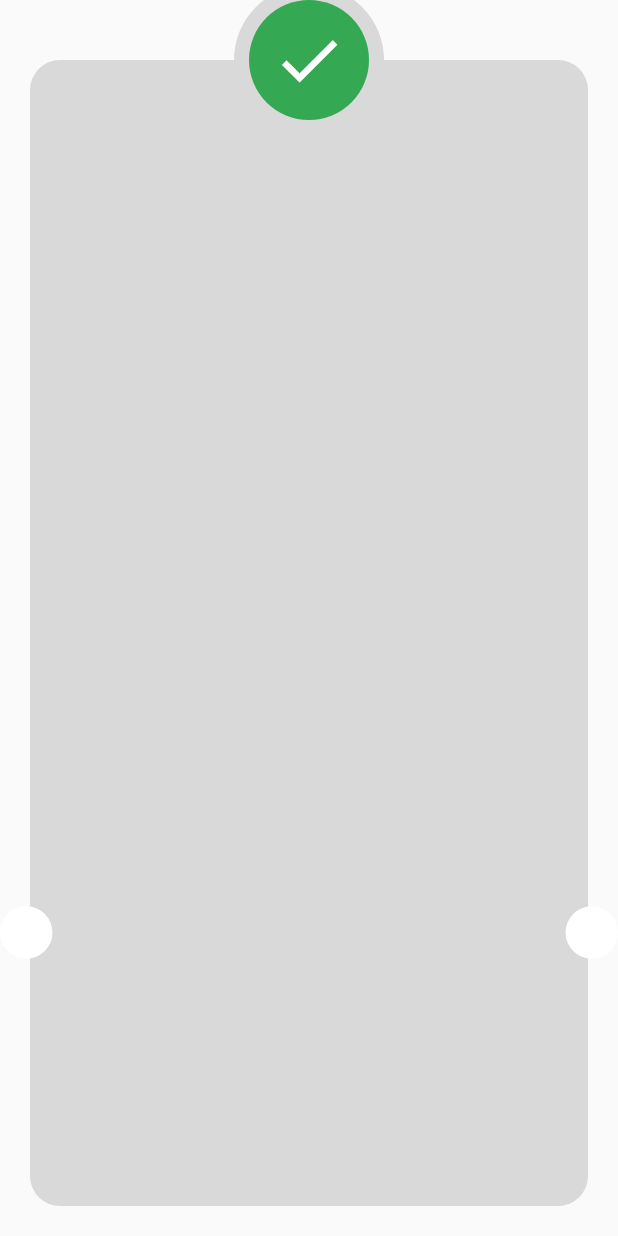
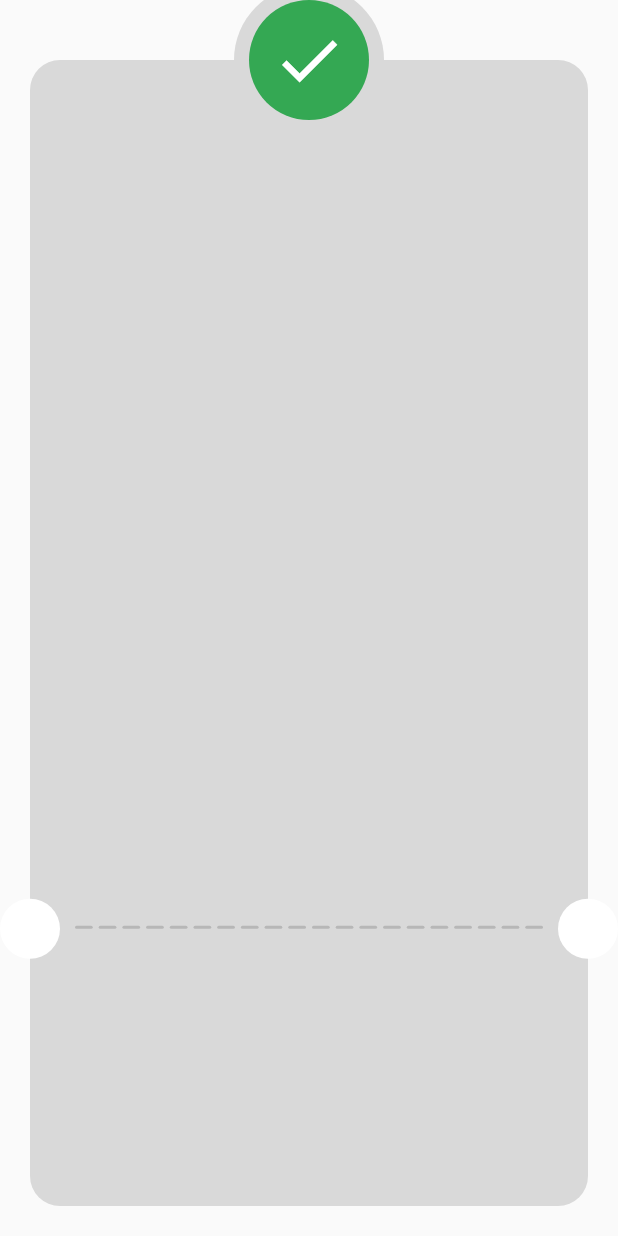
Before and after one commit to George-Samir88/checkout-payment, a Flutter app: the ThankYouView screen opened directly, on a phone screen of 412 x 824 dp. Run offline on Flutter 3.47's test engine with Material 2 defaults, Android fonts, the phone set to English and light mode, and no system bars; our stand-ins replace flutter_credit_card, flutter_svg.

Commit message:
add dashed line with padding from symmetric circle

```diff
--- a/lib/features/checkout/presentation/views/widgets/thank_you_view_body.dart
+++ b/lib/features/checkout/presentation/views/widgets/thank_you_view_body.dart
@@ -28,8 +28,8 @@ class ThankYouViewBody extends StatelessWidget {
             left: -20,
             bottom: MediaQuery.sizeOf(context).height * 0.2,
             child: Container(
-              width: 35,
-              height: 35,
+              width: 40,
+              height: 40,
               decoration: const ShapeDecoration(
                 color: Colors.white,
                 shape: OvalBorder(),
@@ -40,8 +40,8 @@ class ThankYouViewBody extends StatelessWidget {
             right: -20,
             bottom: MediaQuery.sizeOf(context).height * 0.2,
             child: Container(
-              width: 35,
-              height: 35,
+              width: 40,
+              height: 40,
               decoration: const ShapeDecoration(
                 color: Colors.white,
                 shape: OvalBorder(),
@@ -71,6 +71,28 @@ class ThankYouViewBody extends StatelessWidget {
               ),
             ),
           ),
+          Positioned(
+            //padding to the same padding of circle + 0.5 radius
+            bottom: MediaQuery.sizeOf(context).height * 0.2 + 20,
+            //fixed width to row and padding 20 pixel to the same screen and 8 pixels to the internal container
+            left: 28,
+            right: 28,
+            child: Row(
+              children: List.generate(
+                20,
+                //expanded widget to add stable width
+                (index) => Expanded(
+                  child: Container(
+                    margin: const EdgeInsets.symmetric(horizontal: 2),
+                    height: 2,
+                    decoration: BoxDecoration(
+                        color: const Color(0xFFB7B7B7),
+                        borderRadius: BorderRadius.circular(16)),
+                  ),
+                ),
+              ),
+            ),
+          ),
         ],
       ),
     );
```
